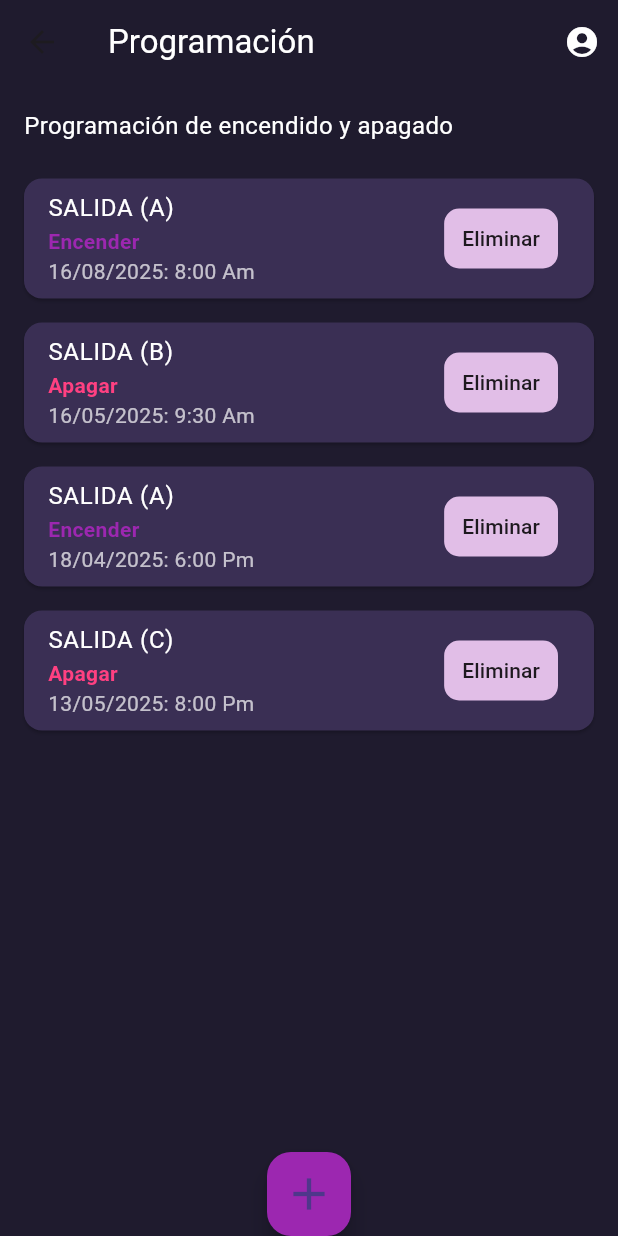
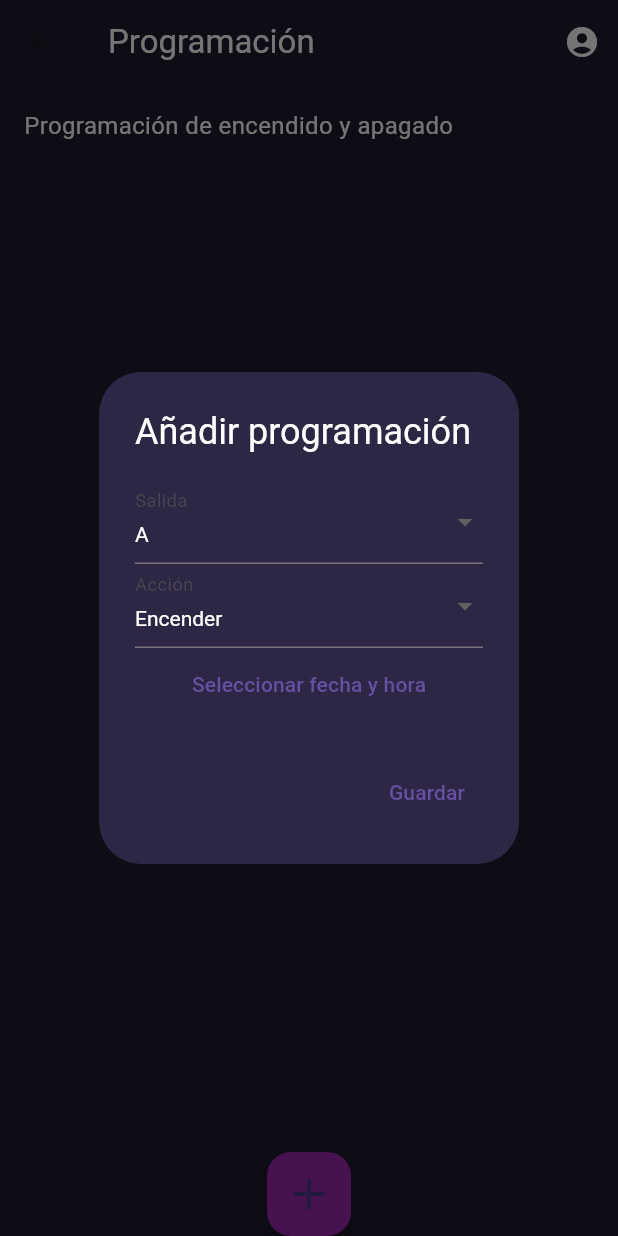
Before and after one commit to Yeison242002/reach, a Flutter app: the TimerScreen screen opened directly, after a tap on the "add" icon, on a phone screen of 412 x 824 dp. Run offline on Flutter 3.47's test engine with Material 3 defaults, Android fonts, the phone set to English and light mode, and no system bars; our stand-ins replace cloud_firestore, firebase_auth, firebase_core, firebase_database, fl_chart, syncfusion_flutter_gauges; accounts and stored records are empty.

Commit message:
se agrego la funcionalidad de  programacion de encendido y apagado + guarda en fire store

```diff
--- a/lib/presentation/screens/timer/timer_screen.dart
+++ b/lib/presentation/screens/timer/timer_screen.dart
@@ -1,37 +1,154 @@
+import 'package:cloud_firestore/cloud_firestore.dart';
+import 'package:firebase_auth/firebase_auth.dart';
 import 'package:flutter/material.dart';
+
+class TimerModel {
+  final String salida;
+  final String accion;
+  final String fecha;
+  final String hora;
+  final String? usuario;
+
+  TimerModel({
+    required this.salida,
+    required this.accion,
+    required this.fecha,
+    required this.hora,
+    this.usuario,
+  });
+
+  Map<String, dynamic> toMap() {
+    return {
+      'salida': salida,
+      'accion': accion,
+      'fecha': fecha,
+      'hora': hora,
+      'usuario': usuario,
+    };
+  }
+
+  factory TimerModel.fromMap(Map<String, dynamic> map) {
+    return TimerModel(
+      salida: map['salida'],
+      accion: map['accion'],
+      fecha: map['fecha'],
+      hora: map['hora'],
+      usuario: map['usuario'],
+    );
+  }
+}
+
+Future<void> guardarProgramacion(TimerModel timer, BuildContext context) async {
+  final user = FirebaseAuth.instance.currentUser;
+  if (user == null) return;
+
+  final userDoc = await FirebaseFirestore.instance.collection('users').doc(user.uid).get();
+  final nombreUsuario = userDoc.data()?['name'] ?? 'Desconocido';
+
+  final data = timer.toMap();
+  data['usuario'] = nombreUsuario;
+
+  await FirebaseFirestore.instance.collection('timers').add(data);
+}
+
+Future<void> mostrarDialogoAgregarTimer(BuildContext context) async {
+  String salida = 'A';
+  String accion = 'Encender';
+  DateTime fechaHora = DateTime.now();
+
+  await showDialog(
+    context: context,
+    builder: (context) {
+      return AlertDialog(
+        backgroundColor: const Color(0xFF2E2645),
+        title: const Text('Añadir programación', style: TextStyle(color: Colors.white)),
+        content: StatefulBuilder(
+          builder: (context, setState) {
+            return Column(
+              mainAxisSize: MainAxisSize.min,
+              children: [
+                DropdownButtonFormField<String>(
+                  value: salida,
+                  decoration: const InputDecoration(labelText: 'Salida'),
+                  dropdownColor: Colors.deepPurple,
+                  style: const TextStyle(color: Colors.white),
+                  items: ['A', 'B', 'C']
+                      .map((s) => DropdownMenuItem(value: s, child: Text(s)))
+                      .toList(),
+                  onChanged: (value) => setState(() => salida = value!),
+                ),
+                DropdownButtonFormField<String>(
+                  value: accion,
+                  decoration: const InputDecoration(labelText: 'Acción'),
+                  dropdownColor: Colors.deepPurple,
+                  style: const TextStyle(color: Colors.white),
+                  items: ['Encender', 'Apagar']
+                      .map((a) => DropdownMenuItem(value: a, child: Text(a)))
+                      .toList(),
+                  onChanged: (value) => setState(() => accion = value!),
+                ),
+                TextButton(
+                  onPressed: () async {
+                    final picked = await showDatePicker(
+                      context: context,
+                      initialDate: fechaHora,
+                      firstDate: DateTime.now(),
+                      lastDate: DateTime(2100),
+                    );
+                    if (picked != null) {
+                      final pickedTime = await showTimePicker(
+                        context: context,
+                        initialTime: TimeOfDay.now(),
+                      );
+                      if (pickedTime != null) {
+                        setState(() {
+                          fechaHora = DateTime(
+                            picked.year,
+                            picked.month,
+                            picked.day,
+                            pickedTime.hour,
+                            pickedTime.minute,
+                          );
+                        });
+                      }
+                    }
+                  },
+                  child: const Text('Seleccionar fecha y hora'),
+                ),
+              ],
+            );
+          },
+        ),
+        actions: [
+          TextButton(
+            onPressed: () async {
+              final fechaFormateada =
+                  '${fechaHora.day.toString().padLeft(2, '0')}/${fechaHora.month.toString().padLeft(2, '0')}/${fechaHora.year}';
+              final horaFormateada =
+                  '${fechaHora.hour % 12 == 0 ? 12 : fechaHora.hour % 12}:${fechaHora.minute.toString().padLeft(2, '0')} ${fechaHora.hour >= 12 ? 'Pm' : 'Am'}';
+
+              final nuevoTimer = TimerModel(
+                salida: salida,
+                accion: accion,
+                fecha: fechaFormateada,
+                hora: horaFormateada,
+              );
+              await guardarProgramacion(nuevoTimer, context);
+              Navigator.of(context).pop();
+            },
+            child: const Text('Guardar'),
+          ),
+        ],
+      );
+    },
+  );
+}
 
 class TimerScreen extends StatelessWidget {
   const TimerScreen({super.key});
 
   @override
   Widget build(BuildContext context) {
-    final List<Map<String, dynamic>> timers = [
-      {
-        'salida': 'A',
-        'accion': 'Encender',
-        'fecha': '16/08/2025',
-        'hora': '8:00 Am',
-      },
-      {
-        'salida': 'B',
-        'accion': 'Apagar',
-        'fecha': '16/05/2025',
-        'hora': '9:30 Am',
-      },
-      {
-        'salida': 'A',
-        'accion': 'Encender',
-        'fecha': '18/04/2025',
-        'hora': '6:00 Pm',
-      },
-      {
-        'salida': 'C',
-        'accion': 'Apagar',
-        'fecha': '13/05/2025',
-        'hora': '8:00 Pm',
-      },
-    ];
-
     return Scaffold(
       backgroundColor: const Color(0xFF1F1B2E),
       appBar: AppBar(
@@ -44,7 +161,9 @@ class TimerScreen extends StatelessWidget {
         actions: [
           IconButton(
             icon: const Icon(Icons.account_circle, color: Colors.white),
-            onPressed: () {Navigator.pushNamed(context, '/profile');},
+            onPressed: () {
+              Navigator.pushNamed(context, '/profile');
+            },
           ),
         ],
       ),
@@ -59,10 +178,21 @@ class TimerScreen extends StatelessWidget {
             ),
             const SizedBox(height: 16),
             Expanded(
-              child: ListView.builder(
-                itemCount: timers.length,
+              child: StreamBuilder<QuerySnapshot>(
+                stream: FirebaseFirestore.instance.collection('timers').snapshots(),
+                builder: (context, snapshot) {
+                  if (!snapshot.hasData) {
+                    return const Center(child: CircularProgressIndicator());
+                  }
+                  final data = snapshot.data!.docs.map((doc) {
+                    final t = doc.data() as Map<String, dynamic>;
+                    return TimerModel.fromMap(t);
+                  }).toList();
+
+                  return ListView.builder(
+                    itemCount: data.length,
                     itemBuilder: (context, index) {
-                  final item = timers[index];
+                      final item = data[index];
                       return Card(
                         color: const Color(0xFF3A2F54),
                         margin: const EdgeInsets.symmetric(vertical: 8),
@@ -71,22 +201,29 @@ class TimerScreen extends StatelessWidget {
                         ),
                         child: ListTile(
                           title: Text(
-                        'SALIDA (${item['salida']})',
+                            'SALIDA (${item.salida})',
                             style: const TextStyle(color: Colors.white),
                           ),
                           subtitle: Column(
                             crossAxisAlignment: CrossAxisAlignment.start,
                             children: [
                               Text(
-                            item['accion'],
+                                item.accion,
                                 style: TextStyle(
-                              color: item['accion'] == 'Encender' ? Colors.purple : Colors.pinkAccent,
+                                  color: item.accion == 'Encender'
+                                      ? Colors.purple
+                                      : Colors.pinkAccent,
                                   fontWeight: FontWeight.bold,
                                 ),
                               ),
                               Text(
-                            '${item['fecha']}: ${item['hora']}',
+                                '${item.fecha}: ${item.hora}',
                                 style: const TextStyle(color: Colors.white70),
+                              ),
+                              if (item.usuario != null)
+                                Text(
+                                  'Programado por: ${item.usuario}',
+                                  style: const TextStyle(color: Colors.white60, fontSize: 12),
                                 ),
                             ],
                           ),
@@ -98,13 +235,20 @@ class TimerScreen extends StatelessWidget {
                               ),
                               padding: const EdgeInsets.symmetric(horizontal: 12, vertical: 6),
                             ),
-                        onPressed: () {},
+                            onPressed: () {
+                              FirebaseFirestore.instance
+                                  .collection('timers')
+                                  .doc(snapshot.data!.docs[index].id)
+                                  .delete();
+                            },
                             child: const Text(
                               'Eliminar',
                               style: TextStyle(color: Colors.black87),
                             ),
                           ),
                         ),
+                      );
+                    },
                   );
                 },
               ),
@@ -116,7 +260,7 @@ class TimerScreen extends StatelessWidget {
         backgroundColor: Colors.purple,
         child: const Icon(Icons.add, size: 36),
         onPressed: () {
-          // Lógica para agregar nueva programación
+          mostrarDialogoAgregarTimer(context);
         },
       ),
       floatingActionButtonLocation: FloatingActionButtonLocation.centerDocked,
```
Lines whose indentation alone changed are shown as unchanged.
